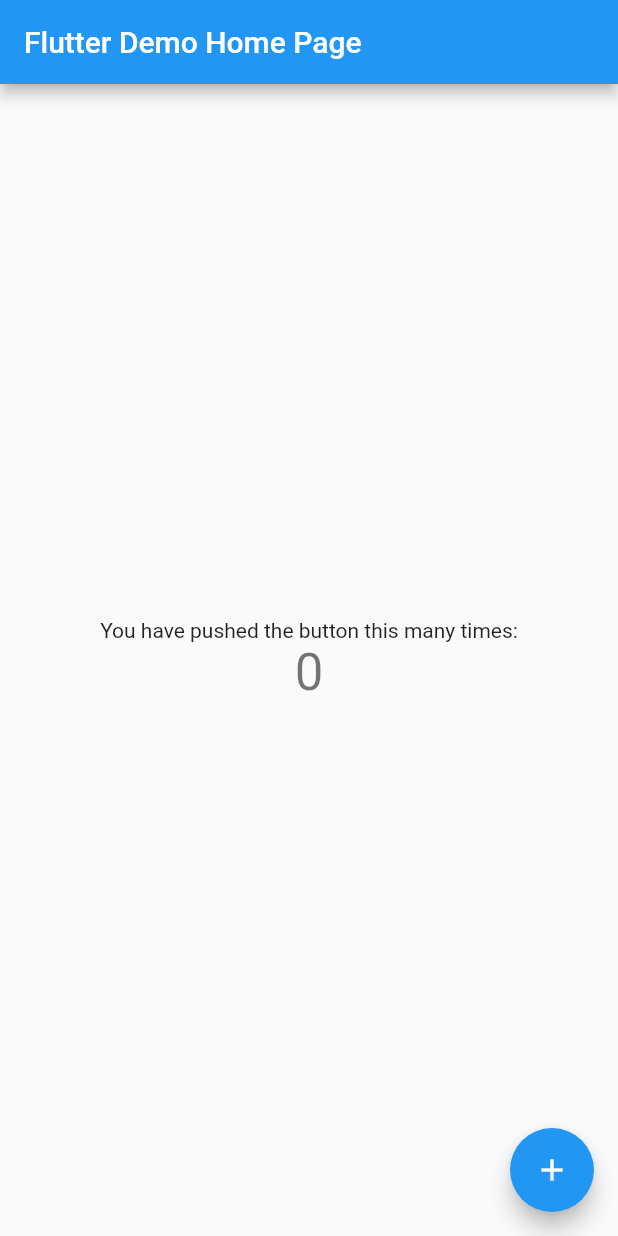
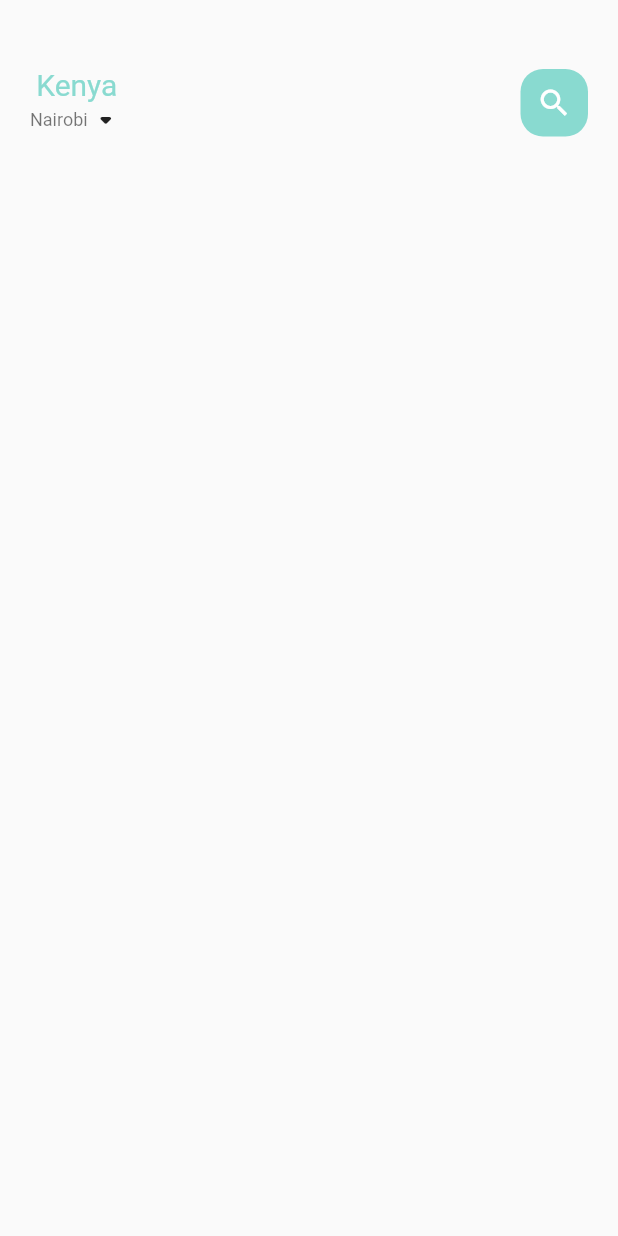
Before and after one commit to bettlameck/Food-Delivery-App, a Flutter app: the screen it shows after launch, on a phone screen of 412 x 824 dp. Run offline on Flutter 3.47's test engine with Material 2 defaults, Android fonts, the phone set to English and light mode, and no system bars.

Commit message:
MainFoodPage Update

```diff
--- /dev/null
+++ b/lib/home/main_food_page.dart
@@ -0,0 +1,66 @@
+import 'package:flutter/cupertino.dart';
+import 'package:flutter/material.dart';
+import 'package:food_delivery/utils/color.dart';
+import 'package:food_delivery/widgets/big_text.dart';
+import 'package:food_delivery/widgets/small_text.dart';
+
+class MainFoodPage extends StatefulWidget {
+  const MainFoodPage({Key? key}) : super(key: key);
+
+  @override
+  State<MainFoodPage> createState() => _MainFoodPageState();
+}
+
+class _MainFoodPageState extends State<MainFoodPage> {
+  @override
+  Widget build(BuildContext context) {
+    return Scaffold(
+      body: Column(
+        children: [
+          Container(
+            margin: const EdgeInsets.only(top: 45, bottom: 15),
+            padding: EdgeInsets.only(left: 20, right: 20),
+            child: Container(
+              child: Row(
+                mainAxisAlignment: MainAxisAlignment.spaceBetween,
+                children: [
+                  Column(
+                    children: [
+                      BigText(
+                        text: "Kenya",
+                        color: AppColors.mainColor,
+                      ),
+                      Row(
+                        children: [
+                          SmallText(
+                            text: "Nairobi",
+                            color: Colors.black54,
+                          ),
+                          Icon(Icons.arrow_drop_down_rounded)
+                        ],
+                      ),
+                    ],
+                  ),
+                  Center(
+                    child: Container(
+                      width: 45,
+                      height: 45,
+                      child: Icon(
+                        Icons.search,
+                        color: Colors.white,
+                      ),
+                      decoration: BoxDecoration(
+                        borderRadius: BorderRadius.circular(15),
+                        color: AppColors.mainColor,
+                      ),
+                    ),
+                  )
+                ],
+              ),
+            ),
+          ),
+        ],
+      ),
+    );
+  }
+}
--- a/lib/main.dart
+++ b/lib/main.dart
@@ -1,4 +1,5 @@
 import 'package:flutter/material.dart';
+import 'package:food_delivery/home/main_food_page.dart';
 
 void main() {
   runApp(const MyApp());
@@ -11,105 +12,12 @@ class MyApp extends StatelessWidget {
   @override
   Widget build(BuildContext context) {
     return MaterialApp(
-      title: 'Flutter Demo',
+      debugShowCheckedModeBanner: false,
+      title: 'Food Delivery App',
       theme: ThemeData(
-        // This is the theme of your application.
-        //
-        // Try running your application with "flutter run". You'll see the
-        // application has a blue toolbar. Then, without quitting the app, try
-        // changing the primarySwatch below to Colors.green and then invoke
-        // "hot reload" (press "r" in the console where you ran "flutter run",
-        // or simply save your changes to "hot reload" in a Flutter IDE).
-        // Notice that the counter didn't reset back to zero; the application
-        // is not restarted.
         primarySwatch: Colors.blue,
       ),
-      home: const MyHomePage(title: 'Flutter Demo Home Page'),
+      home: MainFoodPage(),
     );
   }
 }
-
-class MyHomePage extends StatefulWidget {
-  const MyHomePage({Key? key, required this.title}) : super(key: key);
-
-  // This widget is the home page of your application. It is stateful, meaning
-  // that it has a State object (defined below) that contains fields that affect
-  // how it looks.
-
-  // This class is the configuration for the state. It holds the values (in this
-  // case the title) provided by the parent (in this case the App widget) and
-  // used by the build method of the State. Fields in a Widget subclass are
-  // always marked "final".
-
-  final String title;
-
-  @override
-  State<MyHomePage> createState() => _MyHomePageState();
-}
-
-class _MyHomePageState extends State<MyHomePage> {
-  int _counter = 0;
-
-  void _incrementCounter() {
-    setState(() {
-      // This call to setState tells the Flutter framework that something has
-      // changed in this State, which causes it to rerun the build method below
-      // so that the display can reflect the updated values. If we changed
-      // _counter without calling setState(), then the build method would not be
-      // called again, and so nothing would appear to happen.
-      _counter++;
-    });
-  }
-
-  @override
-  Widget build(BuildContext context) {
-    // This method is rerun every time setState is called, for instance as done
-    // by the _incrementCounter method above.
-    //
-    // The Flutter framework has been optimized to make rerunning build methods
-    // fast, so that you can just rebuild anything that needs updating rather
-    // than having to individually change instances of widgets.
-    return Scaffold(
-      appBar: AppBar(
-        // Here we take the value from the MyHomePage object that was created by
-        // the App.build method, and use it to set our appbar title.
-        title: Text(widget.title),
-      ),
-      body: Center(
-        // Center is a layout widget. It takes a single child and positions it
-        // in the middle of the parent.
-        child: Column(
-          // Column is also a layout widget. It takes a list of children and
-          // arranges them vertically. By default, it sizes itself to fit its
-          // children horizontally, and tries to be as tall as its parent.
-          //
-          // Invoke "debug painting" (press "p" in the console, choose the
-          // "Toggle Debug Paint" action from the Flutter Inspector in Android
-          // Studio, or the "Toggle Debug Paint" command in Visual Studio Code)
-          // to see the wireframe for each widget.
-          //
-          // Column has various properties to control how it sizes itself and
-          // how it positions its children. Here we use mainAxisAlignment to
-          // center the children vertically; the main axis here is the vertical
-          // axis because Columns are vertical (the cross axis would be
-          // horizontal).
-          mainAxisAlignment: MainAxisAlignment.center,
-          children: <Widget>[
-            const Text(
-              'You have pushed the button this many times:',
-            ),
-            Text(
-              '$_counter',
-              style: Theme.of(context).textTheme.headline4,
-            ),
-          ],
-        ),
-      ),
-      floatingActionButton: FloatingActionButton(
-        onPressed: _incrementCounter,
-        tooltip: 'Increment',
-        child: const Icon(Icons.add),
-      ), // This trailing comma makes auto-formatting nicer for build methods.
-    );
-  }
-}
--- /dev/null
+++ b/lib/widgets/big_text.dart
@@ -0,0 +1,30 @@
+import 'package:flutter/cupertino.dart';
+import 'package:flutter/material.dart';
+
+class BigText extends StatelessWidget {
+  Color? color;
+  final String text;
+  double size;
+  TextOverflow overFlow;
+  BigText({
+    Key? key,
+    this.color = const Color(0xFF332d2b),
+    required this.text,
+    this.size = 20,
+    this.overFlow = TextOverflow.ellipsis,
+  }) : super(key: key);
+  @override
+  Widget build(BuildContext context) {
+    return Text(
+      text,
+      maxLines: 1,
+      overflow: overFlow,
+      style: TextStyle(
+        fontFamily: "Roboto",
+        color: color,
+        fontSize: size,
+        fontWeight: FontWeight.w400,
+      ),
+    );
+  }
+}
--- /dev/null
+++ b/lib/widgets/small_text.dart
@@ -0,0 +1,28 @@
+import 'package:flutter/cupertino.dart';
+import 'package:flutter/material.dart';
+
+class SmallText extends StatelessWidget {
+  Color? color;
+  final String text;
+  double size;
+  double height;
+  SmallText({
+    Key? key,
+    this.color = const Color(0xFFccc7c5),
+    required this.text,
+    this.size = 12,
+    this.height = 1.2,
+  }) : super(key: key);
+  @override
+  Widget build(BuildContext context) {
+    return Text(
+      text,
+      style: TextStyle(
+        fontFamily: "Roboto",
+        color: color,
+        fontSize: size,
+        height: height,
+      ),
+    );
+  }
+}
```
